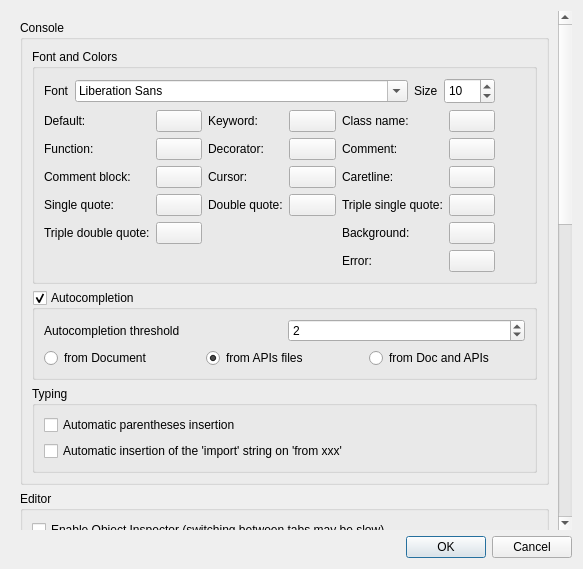
First picture: the form in python/console/console_settings.ui, repository carsmie/QGIS, before the edit.
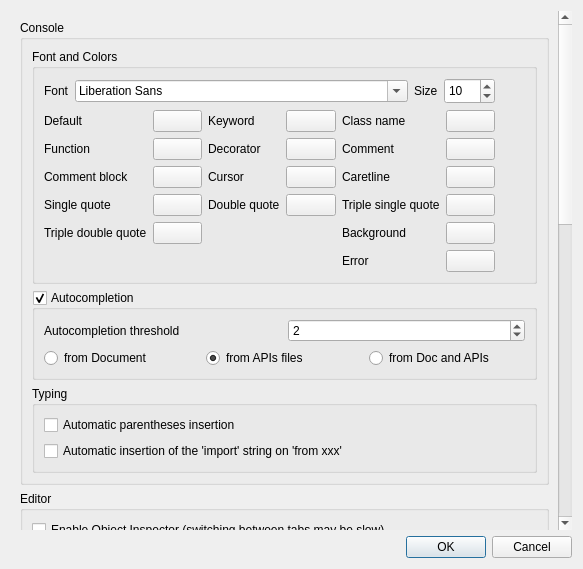
Second picture: the form after the edit. Custom widgets are drawn as their Qt base class.

```diff
--- a/python/console/console_settings.ui
+++ b/python/console/console_settings.ui
@@ -887,7 +887,7 @@
                <item row="0" column="0">
                 <widget class="QLabel" name="label_16">
                  <property name="text">
-                  <string>Default:</string>
+                  <string>Default</string>
                  </property>
                 </widget>
                </item>
@@ -901,7 +901,7 @@
                <item row="0" column="2">
                 <widget class="QLabel" name="label_17">
                  <property name="text">
-                  <string>Keyword:</string>
+                  <string>Keyword</string>
                  </property>
                 </widget>
                </item>
@@ -915,7 +915,7 @@
                <item row="0" column="4">
                 <widget class="QLabel" name="label_26">
                  <property name="text">
-                  <string>Class name:</string>
+                  <string>Class name</string>
                  </property>
                 </widget>
                </item>
@@ -929,7 +929,7 @@
                <item row="1" column="0">
                 <widget class="QLabel" name="label_13">
                  <property name="text">
-                  <string>Function:</string>
+                  <string>Function</string>
                  </property>
                 </widget>
                </item>
@@ -943,7 +943,7 @@
                <item row="1" column="2">
                 <widget class="QLabel" name="label_18">
                  <property name="text">
-                  <string>Decorator:</string>
+                  <string>Decorator</string>
                  </property>
                 </widget>
                </item>
@@ -957,7 +957,7 @@
                <item row="1" column="4">
                 <widget class="QLabel" name="label_19">
                  <property name="text">
-                  <string>Comment:</string>
+                  <string>Comment</string>
                  </property>
                 </widget>
                </item>
@@ -971,7 +971,7 @@
                <item row="2" column="0">
                 <widget class="QLabel" name="label_20">
                  <property name="text">
-                  <string>Comment block:</string>
+                  <string>Comment block</string>
                  </property>
                 </widget>
                </item>
@@ -985,7 +985,7 @@
                <item row="2" column="2">
                 <widget class="QLabel" name="label_24">
                  <property name="text">
-                  <string>Cursor:</string>
+                  <string>Cursor</string>
                  </property>
                 </widget>
                </item>
@@ -999,7 +999,7 @@
                <item row="2" column="4">
                 <widget class="QLabel" name="label_22">
                  <property name="text">
-                  <string>Caretline:</string>
+                  <string>Caretline</string>
                  </property>
                 </widget>
                </item>
@@ -1013,7 +1013,7 @@
                <item row="3" column="0">
                 <widget class="QLabel" name="label_28">
                  <property name="text">
-                  <string>Single quote:</string>
+                  <string>Single quote</string>
                  </property>
                 </widget>
                </item>
@@ -1027,7 +1027,7 @@
                <item row="3" column="2">
                 <widget class="QLabel" name="label_31">
                  <property name="text">
-                  <string>Double quote:</string>
+                  <string>Double quote</string>
                  </property>
                 </widget>
                </item>
@@ -1041,7 +1041,7 @@
                <item row="3" column="4">
                 <widget class="QLabel" name="label_29">
                  <property name="text">
-                  <string>Triple single quote:</string>
+                  <string>Triple single quote</string>
                  </property>
                 </widget>
                </item>
@@ -1055,7 +1055,7 @@
                <item row="4" column="0">
                 <widget class="QLabel" name="label_30">
                  <property name="text">
-                  <string>Triple double quote:</string>
+                  <string>Triple double quote</string>
                  </property>
                 </widget>
                </item>
@@ -1069,7 +1069,7 @@
                <item row="4" column="4">
                 <widget class="QLabel" name="label_15">
                  <property name="text">
-                  <string>Background:</string>
+                  <string>Background</string>
                  </property>
                 </widget>
                </item>
@@ -1083,7 +1083,7 @@
                <item row="5" column="4">
                 <widget class="QLabel" name="label_14">
                  <property name="text">
-                  <string>Error:</string>
+                  <string>Error</string>
                  </property>
                 </widget>
                </item>
```
Left out of the diff: 28 changed lines with no effect on the pictures.
